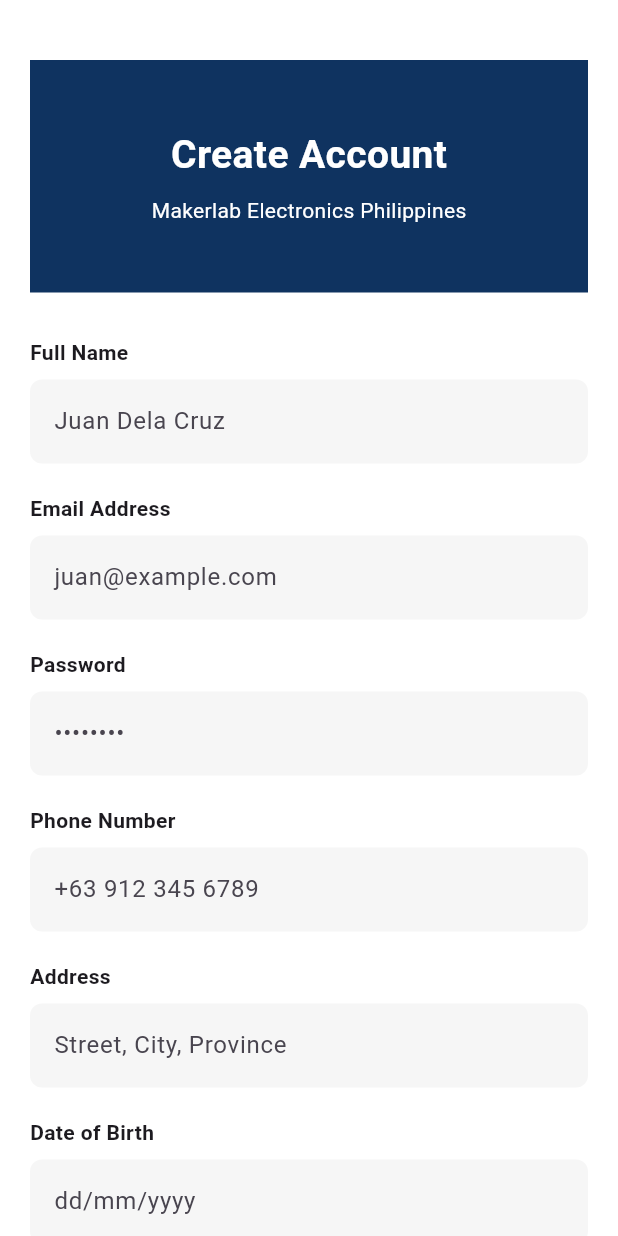
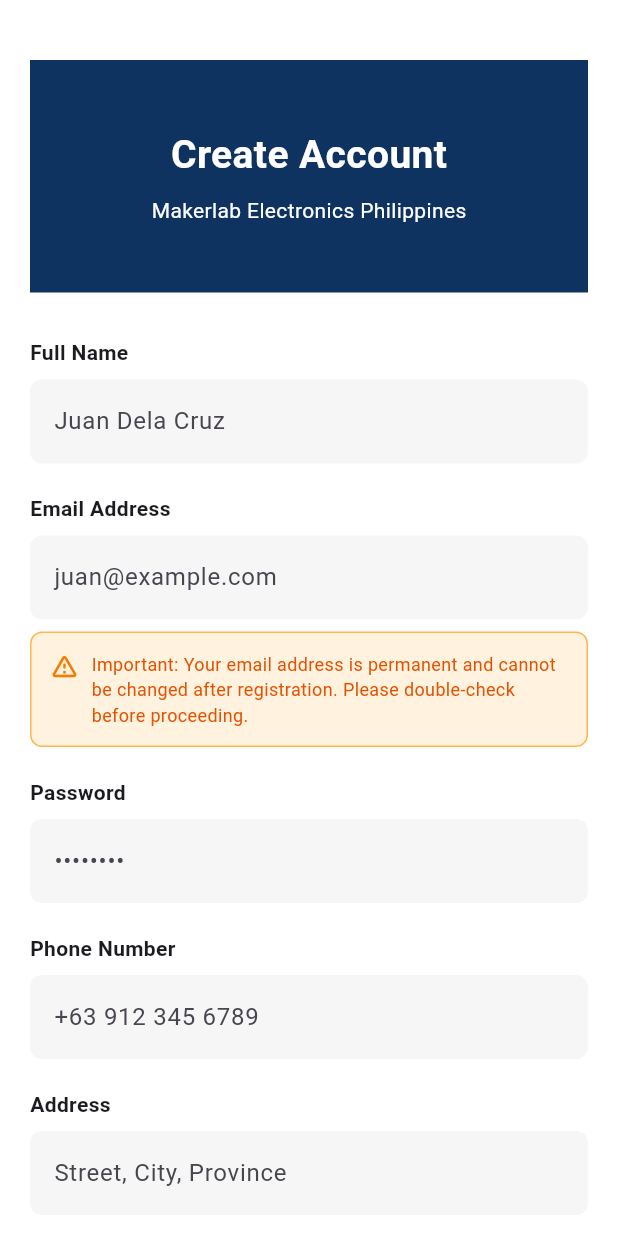
Before and after one commit to MAD2-scorevi/mad2-finals, a Flutter app: the RegistrationPage screen opened directly, on a phone screen of 412 x 824 dp. Run offline on Flutter 3.47's test engine with Material 3 defaults, Android fonts, the light colour scheme and no system bars; our stand-ins replace cloud_firestore, firebase_auth, firebase_core; accounts and stored records are empty.

Commit message:
Add email permanence warnings and improve UI consistency in admin and registration pages

```diff
--- a/lib/inventory_management_page.dart
+++ b/lib/inventory_management_page.dart
@@ -433,7 +433,7 @@
           ),
           const SizedBox(height: 12),
           DropdownButtonFormField<String>(
-            value: _selectedCategory,
+            initialValue: _selectedCategory,
             isExpanded: true,
             decoration: InputDecoration(
               filled: true,
@@ -486,7 +486,7 @@
         const SizedBox(width: 12),
         Expanded(
           child: DropdownButtonFormField<String>(
-            value: _selectedCategory,
+            initialValue: _selectedCategory,
             isExpanded: true,
             decoration: InputDecoration(
               filled: true,
--- a/lib/main.dart
+++ b/lib/main.dart
@@ -1,6 +1,5 @@
 import 'package:flutter/material.dart';
 import 'package:firebase_core/firebase_core.dart';
-import 'package:flutter/foundation.dart';
 import 'firebase_options.dart';
 
 import 'login_page.dart';
--- a/lib/registration.dart
+++ b/lib/registration.dart
@@ -30,9 +30,7 @@
             Container(
               width: double.infinity,
               padding: const EdgeInsets.symmetric(vertical: 45),
-              decoration: const BoxDecoration(
-                color: Color(0xFF0F3360),
-              ),
+              decoration: const BoxDecoration(color: Color(0xFF0F3360)),
               child: const Column(
                 children: [
                   Text(
@@ -46,10 +44,7 @@
                   SizedBox(height: 8),
                   Text(
                     "Makerlab Electronics Philippines",
-                    style: TextStyle(
-                      color: Colors.white,
-                      fontSize: 14,
-                    ),
+                    style: TextStyle(color: Colors.white, fontSize: 14),
                   ),
                 ],
               ),
@@ -83,6 +78,36 @@
             TextField(
               controller: emailController,
               decoration: _inputDecoration("juan@example.com"),
+            ),
+            const SizedBox(height: 8),
+            // Email warning
+            Container(
+              padding: const EdgeInsets.all(12),
+              decoration: BoxDecoration(
+                color: Colors.orange.shade50,
+                border: Border.all(color: Colors.orange.shade300),
+                borderRadius: BorderRadius.circular(8),
+              ),
+              child: Row(
+                crossAxisAlignment: CrossAxisAlignment.start,
+                children: [
+                  Icon(
+                    Icons.warning_amber_rounded,
+                    color: Colors.orange.shade700,
+                    size: 20,
+                  ),
+                  const SizedBox(width: 8),
+                  Expanded(
+                    child: Text(
+                      "Important: Your email address is permanent and cannot be changed after registration. Please double-check before proceeding.",
+                      style: TextStyle(
+                        fontSize: 12,
+                        color: Colors.orange.shade900,
+                      ),
+                    ),
+                  ),
+                ],
+              ),
             ),
             const SizedBox(height: 20),
 
@@ -154,7 +179,7 @@
                 );
                 if (pickedDate != null) {
                   dobController.text =
-                  "${pickedDate.day}/${pickedDate.month}/${pickedDate.year}";
+                      "${pickedDate.day}/${pickedDate.month}/${pickedDate.year}";
                 }
               },
               decoration: _inputDecoration("dd/mm/yyyy"),
@@ -200,10 +225,7 @@
                 },
                 child: const Text(
                   "Back to Login",
-                  style: TextStyle(
-                    fontSize: 16,
-                    color: Color(0xFF0F3360),
-                  ),
+                  style: TextStyle(fontSize: 16, color: Color(0xFF0F3360)),
                 ),
               ),
             ),
@@ -229,8 +251,12 @@
     final dob = dobController.text.trim();
 
     // Validation
-    if (fullName.isEmpty || email.isEmpty || password.isEmpty ||
-        phone.isEmpty || address.isEmpty || dob.isEmpty) {
+    if (fullName.isEmpty ||
+        email.isEmpty ||
+        password.isEmpty ||
+        phone.isEmpty ||
+        address.isEmpty ||
+        dob.isEmpty) {
       _showSnackBar('Please fill in all fields');
       return;
     }
@@ -278,10 +304,7 @@
 
   void _showSnackBar(String message) {
     ScaffoldMessenger.of(context).showSnackBar(
-      SnackBar(
-        content: Text(message),
-        duration: const Duration(seconds: 2),
-      ),
+      SnackBar(content: Text(message), duration: const Duration(seconds: 2)),
     );
   }
 
--- a/lib/services/user_service.dart
+++ b/lib/services/user_service.dart
@@ -127,7 +127,7 @@
       print('ADD USER: Signed out new user');
 
       // Re-authenticate as admin
-      print('ADD USER: Re-authenticating admin ${adminEmail}');
+      print('ADD USER: Re-authenticating admin $adminEmail');
       await _auth.signInWithEmailAndPassword(
         email: adminEmail,
         password: adminPassword,
--- a/pubspec.yaml
+++ b/pubspec.yaml
@@ -2,7 +2,7 @@
 description: "A new Flutter project."
 # The following line prevents the package from being accidentally published to
 # pub.dev using `flutter pub publish`. This is preferred for private packages.
-publish_to: 'none' # Remove this line if you wish to publish to pub.dev
+publish_to: "none" # Remove this line if you wish to publish to pub.dev
 
 # The following defines the version and build number for your application.
 # A version number is three numbers separated by dots, like 1.2.43
@@ -57,7 +57,6 @@
 
 # The following section is specific to Flutter packages.
 flutter:
-
   # The following line ensures that the Material Icons font is
   # included with your application, so that you can use the icons in
   # the material Icons class.
```
Also changed, not shown: lib/admin_dashboard.dart (+23 -0 lines).
